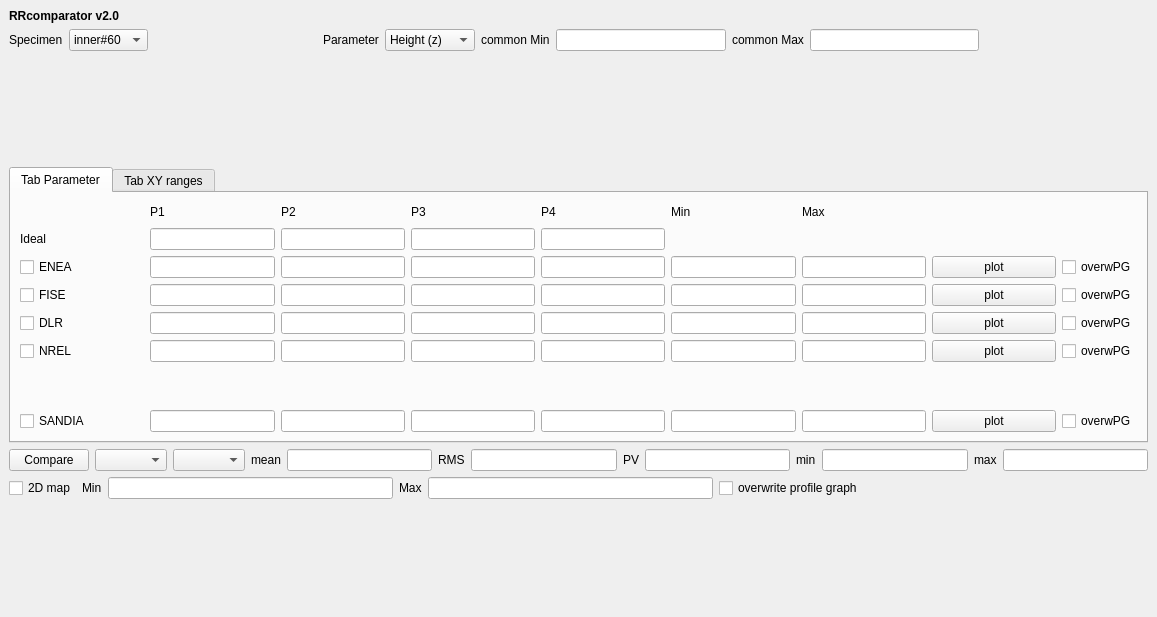
Old version of the form Workspace/qtSource/RRcomparator/rrcmp.ui in the repository mmonty1960/RRcomparator.
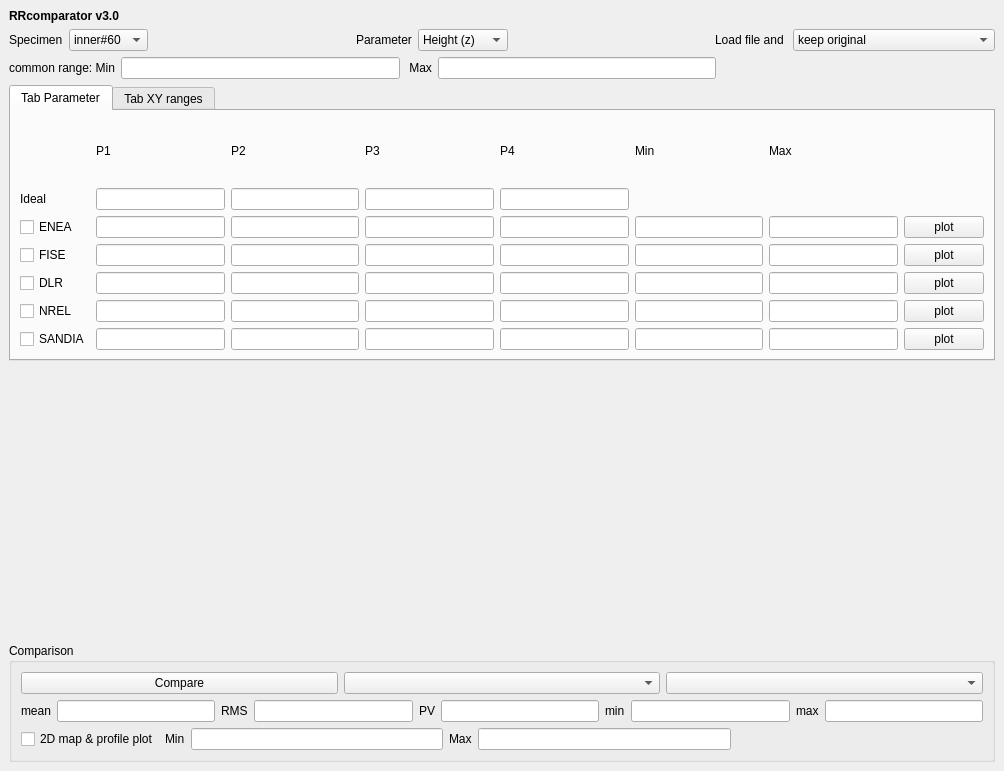
New version of the form.

What changed in the file:
```diff
--- a/Workspace/qtSource/RRcomparator/rrcmp.ui
+++ b/Workspace/qtSource/RRcomparator/rrcmp.ui
@@ -6,15 +6,15 @@
    <rect>
     <x>0</x>
     <y>0</y>
-    <width>1157</width>
-    <height>617</height>
+    <width>1004</width>
+    <height>771</height>
    </rect>
   </property>
   <property name="windowTitle">
    <string>RRcmp</string>
   </property>
   <widget class="QWidget" name="centralwidget">
-   <layout class="QVBoxLayout" name="verticalLayout_3">
+   <layout class="QVBoxLayout" name="verticalLayout_4">
     <item>
      <widget class="QLabel" name="label">
       <property name="font">
@@ -23,7 +23,7 @@
        </font>
       </property>
       <property name="text">
-       <string>RRcomparator v2.0</string>
+       <string>RRcomparator v3.0</string>
       </property>
      </widget>
     </item>
@@ -125,9 +125,58 @@
        </widget>
       </item>
       <item>
+       <spacer name="horizontalSpacer_4">
+        <property name="orientation">
+         <enum>Qt::Horizontal</enum>
+        </property>
+        <property name="sizeHint" stdset="0">
+         <size>
+          <width>40</width>
+          <height>20</height>
+         </size>
+        </property>
+       </spacer>
+      </item>
+      <item>
+       <widget class="QLabel" name="label_29">
+        <property name="text">
+         <string>Load file and </string>
+        </property>
+       </widget>
+      </item>
+      <item>
+       <widget class="QComboBox" name="comboBox_SWrealignment">
+        <property name="sizePolicy">
+         <sizepolicy hsizetype="MinimumExpanding" vsizetype="Fixed">
+          <horstretch>0</horstretch>
+          <verstretch>0</verstretch>
+         </sizepolicy>
+        </property>
+        <item>
+         <property name="text">
+          <string>keep original</string>
+         </property>
+        </item>
+        <item>
+         <property name="text">
+          <string>SW realignment by devZ_ideal</string>
+         </property>
+        </item>
+        <item>
+         <property name="text">
+          <string>SW realignment by devZ_exp</string>
+         </property>
+        </item>
+       </widget>
+      </item>
+     </layout>
+    </item>
+    <item>
+     <layout class="QHBoxLayout" name="horizontalLayout_4">
+      <item>
        <widget class="QLabel" name="label_7">
         <property name="text">
-         <string>common Min</string>
+         <string>common range: Min</string>
         </property>
        </widget>
       </item>
@@ -137,7 +186,7 @@
       <item>
        <widget class="QLabel" name="label_8">
         <property name="text">
-         <string>common Max</string>
+         <string> Max</string>
         </property>
        </widget>
       </item>
@@ -145,7 +194,7 @@
        <widget class="QLineEdit" name="lineEdit_max"/>
       </item>
       <item>
-       <spacer name="horizontalSpacer_4">
+       <spacer name="horizontalSpacer">
         <property name="orientation">
          <enum>Qt::Horizontal</enum>
         </property>
@@ -159,19 +208,6 @@
       </item>
      </layout>
     </item>
-    <item>
-     <spacer name="verticalSpacer_2">
-      <property name="orientation">
-       <enum>Qt::Vertical</enum>
-      </property>
-      <property name="sizeHint" stdset="0">
-       <size>
-        <width>20</width>
-        <height>0</height>
-       </size>
-      </property>
-     </spacer>
-    </item>
     <item>
      <widget class="QTabWidget" name="tabWidget">
       <property name="currentIndex">
@@ -184,171 +220,38 @@
        <layout class="QVBoxLayout" name="verticalLayout">
         <item>
          <layout class="QGridLayout" name="gridLayout">
+          <item row="0" column="3">
+           <widget class="QLabel" name="label_5">
+            <property name="text">
+             <string>P3</string>
+            </property>
+           </widget>
+          </item>
           <item row="4" column="4">
            <widget class="QLineEdit" name="lineEdit_DP4"/>
           </item>
-          <item row="3" column="0">
-           <widget class="QCheckBox" name="checkBox_1">
+          <item row="2" column="0">
+           <widget class="QCheckBox" name="checkBox_0">
             <property name="text">
-             <string>FISE</string>
+             <string>ENEA</string>
             </property>
            </widget>
           </item>
+          <item row="3" column="5">
+           <widget class="QLineEdit" name="lineEdit_Fmin"/>
+          </item>
+          <item row="3" column="3">
+           <widget class="QLineEdit" name="lineEdit_FP3"/>
+          </item>
           <item row="5" column="5">
            <widget class="QLineEdit" name="lineEdit_Nmin"/>
           </item>
-          <item row="5" column="2">
-           <widget class="QLineEdit" name="lineEdit_NP2"/>
-          </item>
-          <item row="7" column="1">
-           <widget class="QLineEdit" name="lineEdit_SP1"/>
-          </item>
-          <item row="1" column="1">
-           <widget class="QLineEdit" name="lineEdit_IP1"/>
-          </item>
-          <item row="4" column="6">
-           <widget class="QLineEdit" name="lineEdit_Dmax"/>
-          </item>
-          <item row="2" column="3">
-           <widget class="QLineEdit" name="lineEdit_EP3"/>
-          </item>
-          <item row="4" column="3">
-           <widget class="QLineEdit" name="lineEdit_DP3"/>
-          </item>
-          <item row="2" column="7">
-           <widget class="QPushButton" name="pushButton_map_0">
-            <property name="text">
-             <string>plot</string>
-            </property>
-           </widget>
-          </item>
-          <item row="1" column="0">
-           <widget class="QLabel" name="label_26">
-            <property name="text">
-             <string>Ideal</string>
-            </property>
-           </widget>
+          <item row="3" column="6">
+           <widget class="QLineEdit" name="lineEdit_Fmax"/>
           </item>
           <item row="5" column="6">
            <widget class="QLineEdit" name="lineEdit_Nmax"/>
           </item>
-          <item row="3" column="2">
-           <widget class="QLineEdit" name="lineEdit_FP2"/>
-          </item>
-          <item row="5" column="8">
-           <widget class="QCheckBox" name="checkBox_oPG_3">
-            <property name="text">
-             <string>overwPG</string>
-            </property>
-            <property name="checked">
-             <bool>false</bool>
-            </property>
-           </widget>
-          </item>
-          <item row="1" column="3">
-           <widget class="QLineEdit" name="lineEdit_IP3"/>
-          </item>
-          <item row="5" column="1">
-           <widget class="QLineEdit" name="lineEdit_NP1"/>
-          </item>
-          <item row="7" column="8">
-           <widget class="QCheckBox" name="checkBox_oPG_4">
-            <property name="text">
-             <string>overwPG</string>
-            </property>
-            <property name="checked">
-             <bool>false</bool>
-            </property>
-           </widget>
-          </item>
-          <item row="0" column="3">
-           <widget class="QLabel" name="label_5">
-            <property name="text">
-             <string>P3</string>
-            </property>
-           </widget>
-          </item>
-          <item row="7" column="7">
-           <widget class="QPushButton" name="pushButton_map_4">
-            <property name="text">
-             <string>plot</string>
-            </property>
-           </widget>
-          </item>
-          <item row="3" column="5">
-           <widget class="QLineEdit" name="lineEdit_Fmin"/>
-          </item>
-          <item row="7" column="6">
-           <widget class="QLineEdit" name="lineEdit_Smax"/>
-          </item>
-          <item row="1" column="2">
-           <widget class="QLineEdit" name="lineEdit_IP2"/>
-          </item>
-          <item row="7" column="0">
-           <widget class="QCheckBox" name="checkBox_4">
-            <property name="text">
-             <string>SANDIA</string>
-            </property>
-           </widget>
-          </item>
-          <item row="2" column="1">
-           <widget class="QLineEdit" name="lineEdit_EP1"/>
-          </item>
-          <item row="3" column="4">
-           <widget class="QLineEdit" name="lineEdit_FP4"/>
-          </item>
-          <item row="4" column="2">
-           <widget class="QLineEdit" name="lineEdit_DP2"/>
-          </item>
-          <item row="3" column="1">
-           <widget class="QLineEdit" name="lineEdit_FP1"/>
-          </item>
-          <item row="0" column="7">
-           <spacer name="horizontalSpacer_3">
-            <property name="orientation">
-             <enum>Qt::Horizontal</enum>
-            </property>
-            <property name="sizeHint" stdset="0">
-             <size>
-              <width>40</width>
-              <height>20</height>
-             </size>
-            </property>
-           </spacer>
-          </item>
-          <item row="2" column="0">
-           <widget class="QCheckBox" name="checkBox_0">
-            <property name="text">
-             <string>ENEA</string>
-            </property>
-           </widget>
-          </item>
-          <item row="0" column="4">
-           <widget class="QLabel" name="label_6">
-            <property name="text">
-             <string>P4</string>
-            </property>
-           </widget>
-          </item>
-          <item row="7" column="4">
-           <widget class="QLineEdit" name="lineEdit_SP4"/>
-          </item>
-          <item row="7" column="2">
-           <widget class="QLineEdit" name="lineEdit_SP2"/>
-          </item>
-          <item row="2" column="4">
-           <widget class="QLineEdit" name="lineEdit_EP4"/>
-          </item>
-          <item row="4" column="8">
-           <widget class="QCheckBox" name="checkBox_oPG_2">
-            <property name="text">
-             <string>overwPG</string>
-            </property>
-            <property name="checked">
-             <bool>false</bool>
-            </property>
-           </widget>
-          </item>
           <item row="5" column="7">
            <widget class="QPushButton" name="pushButton_map_3">
             <property name="text">
@@ -356,22 +259,16 @@
             </property>
            </widget>
           </item>
-          <item row="7" column="5">
-           <widget class="QLineEdit" name="lineEdit_Smin"/>
+          <item row="1" column="4">
+           <widget class="QLineEdit" name="lineEdit_IP4"/>
           </item>
-          <item row="7" column="3">
-           <widget class="QLineEdit" name="lineEdit_SP3"/>
-          </item>
-          <item row="4" column="0">
-           <widget class="QCheckBox" name="checkBox_2">
+          <item row="0" column="6">
+           <widget class="QLabel" name="label_14">
             <property name="text">
-             <string>DLR</string>
+             <string>Max</string>
             </property>
            </widget>
           </item>
-          <item row="5" column="3">
-           <widget class="QLineEdit" name="lineEdit_NP3"/>
-          </item>
           <item row="0" column="5">
            <widget class="QLabel" name="label_10">
             <property name="text">
@@ -379,6 +276,24 @@
             </property>
            </widget>
           </item>
+          <item row="6" column="2">
+           <widget class="QLineEdit" name="lineEdit_SP2"/>
+          </item>
+          <item row="6" column="4">
+           <widget class="QLineEdit" name="lineEdit_SP4"/>
+          </item>
+          <item row="4" column="6">
+           <widget class="QLineEdit" name="lineEdit_Dmax"/>
+          </item>
+          <item row="5" column="4">
+           <widget class="QLineEdit" name="lineEdit_NP4"/>
+          </item>
+          <item row="2" column="5">
+           <widget class="QLineEdit" name="lineEdit_Emin"/>
+          </item>
+          <item row="2" column="3">
+           <widget class="QLineEdit" name="lineEdit_EP3"/>
+          </item>
           <item row="5" column="0">
            <widget class="QCheckBox" name="checkBox_3">
             <property name="text">
@@ -386,21 +301,27 @@
             </property>
            </widget>
           </item>
-          <item row="3" column="3">
-           <widget class="QLineEdit" name="lineEdit_FP3"/>
-          </item>
-          <item row="2" column="8">
-           <widget class="QCheckBox" name="checkBox_oPG_0">
+          <item row="4" column="0">
+           <widget class="QCheckBox" name="checkBox_2">
             <property name="text">
-             <string>overwPG</string>
-            </property>
-            <property name="checked">
-             <bool>false</bool>
+             <string>DLR</string>
             </property>
            </widget>
           </item>
-          <item row="1" column="4">
-           <widget class="QLineEdit" name="lineEdit_IP4"/>
+          <item row="2" column="4">
+           <widget class="QLineEdit" name="lineEdit_EP4"/>
+          </item>
+          <item row="6" column="3">
+           <widget class="QLineEdit" name="lineEdit_SP3"/>
+          </item>
+          <item row="2" column="1">
+           <widget class="QLineEdit" name="lineEdit_EP1"/>
+          </item>
+          <item row="6" column="1">
+           <widget class="QLineEdit" name="lineEdit_SP1"/>
+          </item>
+          <item row="5" column="3">
+           <widget class="QLineEdit" name="lineEdit_NP3"/>
           </item>
           <item row="0" column="2">
            <widget class="QLabel" name="label_4">
@@ -409,34 +330,22 @@
             </property>
            </widget>
           </item>
-          <item row="2" column="5">
-           <widget class="QLineEdit" name="lineEdit_Emin"/>
-          </item>
-          <item row="5" column="4">
-           <widget class="QLineEdit" name="lineEdit_NP4"/>
-          </item>
-          <item row="3" column="8">
-           <widget class="QCheckBox" name="checkBox_oPG_1">
+          <item row="4" column="7">
+           <widget class="QPushButton" name="pushButton_map_2">
             <property name="text">
-             <string>overwPG</string>
+             <string>plot</string>
             </property>
-            <property name="checked">
-             <bool>false</bool>
-            </property>
            </widget>
           </item>
-          <item row="0" column="0">
-           <spacer name="horizontalSpacer">
-            <property name="orientation">
-             <enum>Qt::Horizontal</enum>
+          <item row="1" column="1">
+           <widget class="QLineEdit" name="lineEdit_IP1"/>
+          </item>
+          <item row="6" column="0">
+           <widget class="QCheckBox" name="checkBox_4">
+            <property name="text">
+             <string>SANDIA</string>
             </property>
-            <property name="sizeHint" stdset="0">
-             <size>
-              <width>40</width>
-              <height>20</height>
-             </size>
-            </property>
-           </spacer>
+           </widget>
           </item>
           <item row="0" column="1">
            <widget class="QLabel" name="label_3">
@@ -445,8 +354,11 @@
             </property>
            </widget>
           </item>
-          <item row="2" column="2">
-           <widget class="QLineEdit" name="lineEdit_EP2"/>
+          <item row="6" column="5">
+           <widget class="QLineEdit" name="lineEdit_Smin"/>
+          </item>
+          <item row="4" column="1">
+           <widget class="QLineEdit" name="lineEdit_DP1"/>
           </item>
           <item row="3" column="7">
            <widget class="QPushButton" name="pushButton_map_1">
@@ -455,21 +367,72 @@
             </property>
            </widget>
           </item>
+          <item row="1" column="3">
+           <widget class="QLineEdit" name="lineEdit_IP3"/>
+          </item>
+          <item row="5" column="2">
+           <widget class="QLineEdit" name="lineEdit_NP2"/>
+          </item>
+          <item row="4" column="3">
+           <widget class="QLineEdit" name="lineEdit_DP3"/>
+          </item>
+          <item row="2" column="7">
+           <widget class="QPushButton" name="pushButton_map_0">
+            <property name="text">
+             <string>plot</string>
+            </property>
+           </widget>
+          </item>
+          <item row="4" column="2">
+           <widget class="QLineEdit" name="lineEdit_DP2"/>
+          </item>
+          <item row="3" column="1">
+           <widget class="QLineEdit" name="lineEdit_FP1"/>
+          </item>
           <item row="2" column="6">
            <widget class="QLineEdit" name="lineEdit_Emax"/>
           </item>
-          <item row="3" column="6">
-           <widget class="QLineEdit" name="lineEdit_Fmax"/>
+          <item row="3" column="0">
+           <widget class="QCheckBox" name="checkBox_1">
+            <property name="text">
+             <string>FISE</string>
+            </property>
+           </widget>
           </item>
-          <item row="0" column="6">
-           <widget class="QLabel" name="label_14">
+          <item row="3" column="4">
+           <widget class="QLineEdit" name="lineEdit_FP4"/>
+          </item>
+          <item row="1" column="2">
+           <widget class="QLineEdit" name="lineEdit_IP2"/>
+          </item>
+          <item row="6" column="6">
+           <widget class="QLineEdit" name="lineEdit_Smax"/>
+          </item>
+          <item row="3" column="2">
+           <widget class="QLineEdit" name="lineEdit_FP2"/>
+          </item>
+          <item row="0" column="4">
+           <widget class="QLabel" name="label_6">
             <property name="text">
-             <string>Max</string>
+             <string>P4</string>
             </property>
            </widget>
           </item>
-          <item row="4" column="7">
-           <widget class="QPushButton" name="pushButton_map_2">
+          <item row="2" column="2">
+           <widget class="QLineEdit" name="lineEdit_EP2"/>
+          </item>
+          <item row="1" column="0">
+           <widget class="QLabel" name="label_26">
+            <property name="text">
+             <string>Ideal</string>
+            </property>
+           </widget>
+          </item>
+          <item row="5" column="1">
+           <widget class="QLineEdit" name="lineEdit_NP1"/>
+          </item>
+          <item row="6" column="7">
+           <widget class="QPushButton" name="pushButton_map_4">
             <property name="text">
              <string>plot</string>
             </property>
@@ -478,22 +441,6 @@
           <item row="4" column="5">
            <widget class="QLineEdit" name="lineEdit_Dmin"/>
           </item>
-          <item row="4" column="1">
-           <widget class="QLineEdit" name="lineEdit_DP1"/>
-          </item>
-          <item row="6" column="4">
-           <spacer name="verticalSpacer_3">
-            <property name="orientation">
-             <enum>Qt::Vertical</enum>
-            </property>
-            <property name="sizeHint" stdset="0">
-             <size>
-              <width>20</width>
-              <height>40</height>
-             </size>
-            </property>
-           </spacer>
-          </item>
          </layout>
         </item>
        </layout>
@@ -648,7 +595,26 @@
      </widget>
     </item>
     <item>
-     <layout class="QHBoxLayout" name="horizontalLayout">
+     <spacer name="verticalSpacer">
+      <property name="orientation">
+       <enum>Qt::Vertical</enum>
+      </property>
+      <property name="sizeHint" stdset="0">
+       <size>
+        <width>20</width>
+        <height>1</height>
+       </size>
+      </property>
+     </spacer>
+    </item>
+    <item>
+     <widget class="QGroupBox" name="groupBox">
+      <property name="title">
+       <string>Comparison</string>
+      </property>
+      <layout class="QVBoxLayout" name="verticalLayout_3">
+       <item>
+        <layout class="QHBoxLayout" name="horizontalLayout_5">
       <item>
        <widget class="QPushButton" name="pushButton_compare">
         <property name="text">
@@ -662,6 +628,10 @@
       <item>
        <widget class="QComboBox" name="comboBox_iPtn1"/>
       </item>
+        </layout>
+       </item>
+       <item>
+        <layout class="QHBoxLayout" name="horizontalLayout">
       <item>
        <widget class="QLabel" name="label_11">
         <property name="text">
@@ -719,7 +689,7 @@
       <item>
        <widget class="QCheckBox" name="checkBox_mapDiff">
         <property name="text">
-         <string>2D map</string>
+            <string>2D map &amp;&amp; profile plot</string>
         </property>
        </widget>
       </item>
@@ -743,16 +713,6 @@
       <item>
        <widget class="QLineEdit" name="lineEdit_2DmapMax"/>
       </item>
-      <item>
-       <widget class="QCheckBox" name="checkBox_overW">
-        <property name="text">
-         <string>overwrite profile graph</string>
-        </property>
-        <property name="checked">
-         <bool>false</bool>
-        </property>
-       </widget>
-      </item>
       <item>
        <spacer name="horizontalSpacer_6">
         <property name="orientation">
@@ -768,18 +728,8 @@
       </item>
      </layout>
     </item>
-    <item>
-     <spacer name="verticalSpacer">
-      <property name="orientation">
-       <enum>Qt::Vertical</enum>
-      </property>
-      <property name="sizeHint" stdset="0">
-       <size>
-        <width>20</width>
-        <height>106</height>
-       </size>
-      </property>
-     </spacer>
+      </layout>
+     </widget>
     </item>
    </layout>
   </widget>
```
Lines whose indentation alone changed are shown as unchanged.
